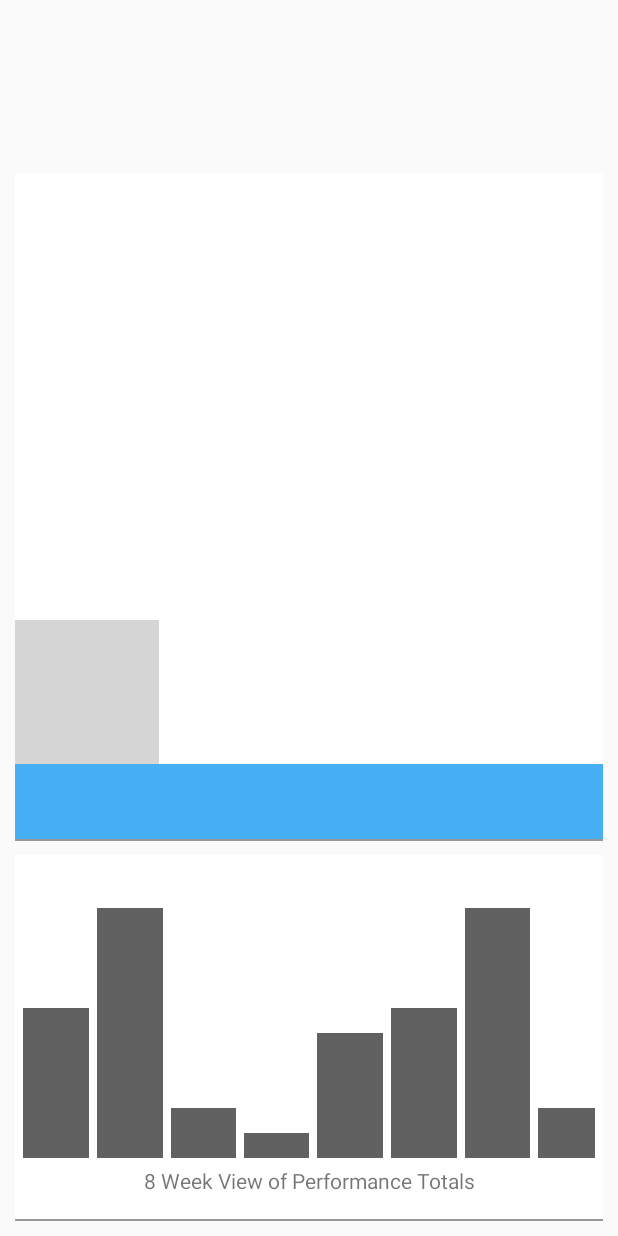
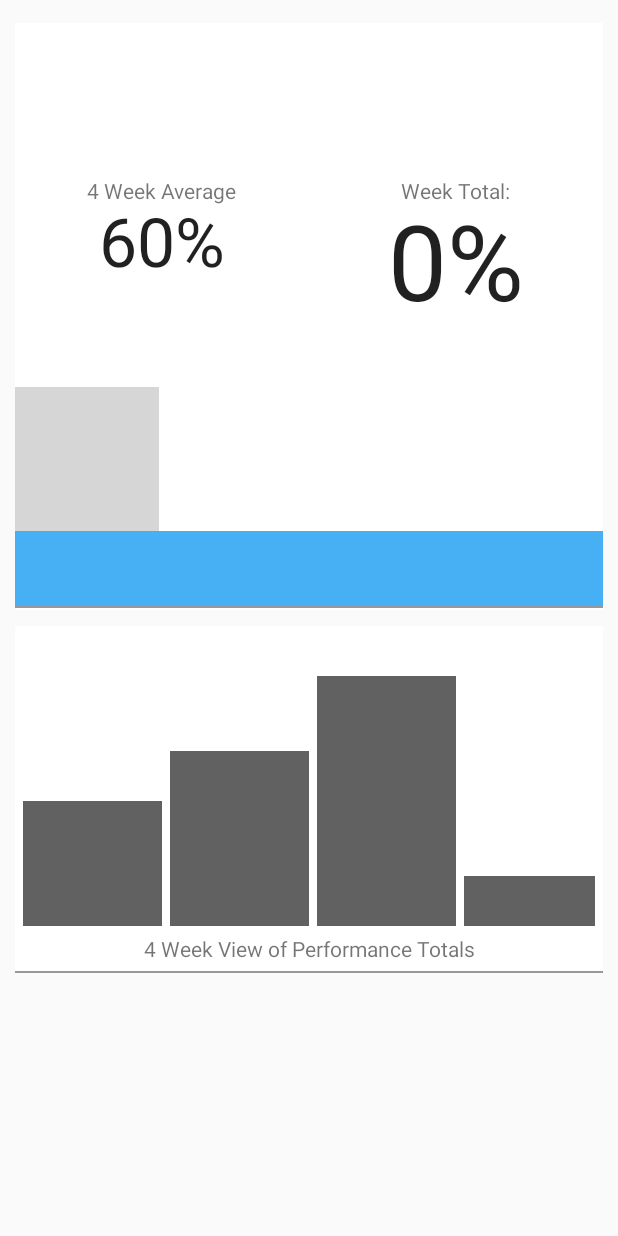
Before and after one commit to jd90/AndroidApp, an Android app: the fragment Fragment3 shown on its own in the app's theme, after a tap on an icon or button, on a phone screen of 412 x 824 dp. Run offline under Robolectric (Android 15) with nearby library versions, the phone set to English and light mode, and no system bars; libraries missing offline, so code that uses them is left out: com.parse; grey boxes are pictures that could not be loaded.

Commit message:
02/03/2016

```diff
--- a/ParseStarterProject/src/main/java/com/parse/starter/CustomArrayAdapter2.java
+++ b/ParseStarterProject/src/main/java/com/parse/starter/CustomArrayAdapter2.java
@@ -1,6 +1,8 @@
 package com.parse.starter;
 
 import android.content.Context;
+import android.graphics.Color;
+import android.graphics.PorterDuff;
 import android.view.LayoutInflater;
 import android.view.View;
 import android.view.ViewGroup;
@@ -153,6 +155,7 @@ public class CustomArrayAdapter2 extends ArrayAdapter<Goal> implements View.OnCl
             holder.b6.setImageResource(R.drawable.s1);}
         else{holder.b6.setImageResource(R.drawable.s2);}
 
+        holder.percentageBar.getProgressDrawable().setColorFilter(Color.parseColor("#47aff3"), PorterDuff.Mode.MULTIPLY);
         return convertView;
     }
 
--- a/ParseStarterProject/src/main/java/com/parse/starter/Fragment3.java
+++ b/ParseStarterProject/src/main/java/com/parse/starter/Fragment3.java
@@ -47,7 +47,7 @@ public class Fragment3 extends Fragment implements View.OnClickListener, View.On
         ArrayList<Integer> g = ProfileMainActivity.goalStore.pastTotals;
             for(int i=0; i<4; i++){
 
-                int height = (int) (g.get(i)*2.5);
+                int height = (int) (g.get(i)*2);
                 Log.i("heightbargraph", ""+g.get(i) * 2);
                 LinearLayout l;
                 switch(i){
@@ -117,7 +117,7 @@ public class Fragment3 extends Fragment implements View.OnClickListener, View.On
         bgTitle.setOnClickListener(this);
         sharkFin = (LinearLayout) view.findViewById(R.id.sharkFin);
         sharkFin.setMinimumHeight(60);
-
+        sharkFin.setTag("sharkSwim");
         sharkFin.setOnClickListener(this);
 
         LinearLayout graphContainer = (LinearLayout) view.findViewById(R.id.bargraphcontainer);
@@ -134,31 +134,30 @@ public class Fragment3 extends Fragment implements View.OnClickListener, View.On
 
 
 
-        if( v instanceof LinearLayout || v instanceof TextView){
-
-            LinearLayout l = (LinearLayout) view.findViewById(R.id.rect);
-            if(l.getVisibility() == View.GONE){
-                l.setVisibility(View.VISIBLE);
-                TextView bgTitle = (TextView) view.findViewById(R.id.bargraphtitle);
-                bgTitle.setText("8 Week View of Performance Totals");
-
-            }else {
-                l.setVisibility(View.GONE);
-                TextView bgTitle = (TextView) view.findViewById(R.id.bargraphtitle);
-                bgTitle.setText("4 Week View of Performance Totals");
-            }
-        }
-
-        else {
-
-
+if(v.getTag() == "sharkSwim") {
     //must set translationX()to the value of goalstore2.getTotalPercentages() * 5
     //also set the totalPercent text to this number
 
-            double percent = ProfileMainActivity.goalStore.getTotalPercentage();
 
     ImageView sharkFinPic = (ImageView) view.findViewById(R.id.sharkFinPic);
-            double x = percent * 5;
+    sharkFinPic.setTranslationX(0);
+    TextView totalPercentAve = (TextView) view.findViewById(R.id.totalPercentAve);
+    totalPercentAve.setText("");
+
+    TextView weektotalAveTitle = (TextView) view.findViewById(R.id.weektotalAveTitle);
+    weektotalAveTitle.setText("");
+
+    TextView totalPercent = (TextView) view.findViewById(R.id.totalPercent);
+    totalPercent.setText("");
+
+    TextView weektotalTitle = (TextView) view.findViewById(R.id.weektotalTitle);
+    weektotalTitle.setText("");
+
+    double percent = ProfileMainActivity.goalStore.getTotalPercentage();
+    if(percent>100){
+        percent = 100;
+    }
+    double x = percent * 4.73;
     per = Float.parseFloat("" + x);
     // sharkFinPic.setImageResource(R.drawable.shark_fin_pic_moving);
     sharkFinPic.animate().translationX(per).setDuration(600);
@@ -169,13 +168,47 @@ public class Fragment3 extends Fragment implements View.OnClickListener, View.On
         @Override
         public void run() {
             TextView totalPercent = (TextView) view.findViewById(R.id.totalPercent);
+            TextView weektotalTitle = (TextView) view.findViewById(R.id.weektotalTitle);
             //totalPercent.setText(per+"%");
-                    totalPercent.setText("" + (int) ProfileMainActivity.goalStore.getTotalPercentage() + "%");
+            int total = (int) ProfileMainActivity.goalStore.getTotalPercentage();
+            if(total>100){
+                total = 100;
+            }
+            totalPercent.setText(total+"%");
+            weektotalTitle.setText("Week Total:");
+            TextView totalPercentAve = (TextView) view.findViewById(R.id.totalPercentAve);
+            int aveTotal=0;
+            for(int i=7; i>=4; i-- ){
+
+                aveTotal += ProfileMainActivity.goalStore.pastTotals.get(i);
+            }
+
+            totalPercentAve.setText(aveTotal/4+"%");
+
+            TextView weektotalAveTitle = (TextView) view.findViewById(R.id.weektotalAveTitle);
+            weektotalAveTitle.setText("4 Week Average");
             //starts after 600
             //ImageView sharkFinPic = (ImageView) view.findViewById(R.id.sharkFinPic);
             //sharkFinPic.setImageResource(R.drawable.shark_fin_pic);
         }
     }, 600);
+
+}
+        else {//if( v instanceof LinearLayout || v instanceof TextView){
+
+            LinearLayout l = (LinearLayout) view.findViewById(R.id.rect);
+    if (l.getVisibility() == View.GONE){
+                l.setVisibility(View.VISIBLE);
+                TextView bgTitle = (TextView) view.findViewById(R.id.bargraphtitle);
+                bgTitle.setText("8 Week View of Performance Totals");
+
+            }else {
+                l.setVisibility(View.GONE);
+                TextView bgTitle = (TextView) view.findViewById(R.id.bargraphtitle);
+                bgTitle.setText("4 Week View of Performance Totals");
+            }
+        //}
+
 
         }
     }
--- a/ParseStarterProject/src/main/java/com/parse/starter/GoalStore1.java
+++ b/ParseStarterProject/src/main/java/com/parse/starter/GoalStore1.java
@@ -43,7 +43,7 @@ public class GoalStore1 {
         pastTotals.add(20);
         pastTotals.add(10);
         pastTotals.add(50);
-        pastTotals.add(60);
+        pastTotals.add(70);
         pastTotals.add(100);
         pastTotals.add(20);
     }
--- a/ParseStarterProject/src/main/res/layout/goal_list_item.xml
+++ b/ParseStarterProject/src/main/res/layout/goal_list_item.xml
@@ -141,7 +141,6 @@
         android:layout_height="wrap_content"
         android:id="@+id/progressBar1"
         android:layout_below="@+id/buttonsLayout"
-
         android:focusable="false"
         />
 </RelativeLayout>
--- a/ParseStarterProject/src/main/res/layout/goals_layout.xml
+++ b/ParseStarterProject/src/main/res/layout/goals_layout.xml
@@ -4,8 +4,7 @@
         android:orientation="vertical"
         android:layout_width="match_parent"
         android:layout_height="match_parent"
-        tools:context=".MainActivity"
-        >
+        tools:context=".MainActivity">
 
         <ListView xmlns:android="http://schemas.android.com/apk/res/android"
             android:id="@+id/listview"
--- a/ParseStarterProject/src/main/res/layout/statistics_fragment.xml
+++ b/ParseStarterProject/src/main/res/layout/statistics_fragment.xml
@@ -11,39 +11,84 @@
     android:layout_height="match_parent"
     android:orientation="vertical"
     android:gravity="bottom"
-    android:weightSum="10"
+    android:weightSum="2"
     android:layout_marginLeft="10dp"
     android:layout_marginRight="10dp"
     android:layout_marginTop="10dp"
     android:layout_marginBottom="10dp">
 <LinearLayout
     android:layout_width="match_parent"
-    android:layout_height="wrap_content"
+    android:layout_height="match_parent"
     android:id="@+id/sharkFin"
-    android:layout_weight="6"
     android:background="#ffffffff"
     android:orientation="vertical"
     android:gravity="bottom"
-    android:weightSum="1">
+    android:weightSum="1"
+    android:layout_weight="1"
+    android:layout_marginTop="5dp"
+    android:layout_marginBottom="5dp">
+    <LinearLayout
+        android:layout_width="match_parent"
+        android:layout_height="wrap_content"
+        android:orientation="horizontal"
+        android:weightSum="2"
+        android:layout_marginBottom="10dp">
+    <LinearLayout
+        android:layout_width="match_parent"
+        android:layout_height="wrap_content"
+        android:orientation="vertical"
+        android:gravity="center"
+        android:layout_weight="1"
+        android:layout_marginBottom="30dp">
+        <TextView
+            android:layout_width="wrap_content"
+            android:layout_height="wrap_content"
+            android:id="@+id/weektotalAveTitle"
+            android:includeFontPadding="false"/>
+        <TextView
+            android:includeFontPadding="false"
+            android:layout_width="wrap_content"
+            android:layout_height="wrap_content"
+            android:textAppearance="?android:attr/textAppearanceLarge"
+            android:text=""
+            android:id="@+id/totalPercentAve"
+            android:layout_gravity="center"
+            android:textSize="45dp"
 
+            android:layout_weight="0.80" />
+    </LinearLayout>
+    <LinearLayout
+        android:layout_width="match_parent"
+        android:layout_height="wrap_content"
+        android:orientation="vertical"
+        android:layout_weight="1"
+        android:gravity="center"
+        android:layout_marginBottom="30dp">
     <TextView
-        android:layout_width="178dp"
-        android:layout_height="119dp"
+        android:layout_width="wrap_content"
+        android:layout_height="wrap_content"
+        android:id="@+id/weektotalTitle"
+        android:includeFontPadding="false"/>
+    <TextView
+        android:includeFontPadding="false"
+        android:layout_width="wrap_content"
+        android:layout_height="wrap_content"
         android:textAppearance="?android:attr/textAppearanceLarge"
         android:text=""
         android:id="@+id/totalPercent"
-        android:layout_gravity="right"
+        android:layout_gravity="center"
         android:textSize="70dp"
-        android:textAlignment="textEnd"
+
         android:layout_weight="0.80" />
-
+</LinearLayout>
+    </LinearLayout>
     <ImageView
         android:layout_width="wrap_content"
         android:layout_height="wrap_content"
         android:src="@drawable/shark_fin_pic"
         android:id="@+id/sharkFinPic"/>
 
-</LinearLayout>
+
     <LinearLayout
         android:layout_width="match_parent"
         android:layout_height="wrap_content"
@@ -56,25 +101,36 @@
         android:layout_width="match_parent"
         android:layout_height="1dp"
         android:background="#ff989898"
-        android:layout_marginBottom="9dp">
+        android:layout_marginBottom="1dp">
 
-    </LinearLayout>
+    </LinearLayout></LinearLayout>
+
     <LinearLayout
         android:layout_width="match_parent"
-        android:layout_height="202dp"
+        android:layout_height="match_parent"
+        android:orientation="vertical"
+        android:layout_weight="1"
+        android:layout_marginTop="5dp"
+        android:weightSum="10">
+
+    <LinearLayout
+        android:layout_width="match_parent"
+        android:layout_height="200dp"
         android:id="@+id/bargraphcontainer"
-        android:orientation="horizontal">
+        android:orientation="horizontal"
+        android:weightSum="6">
+
 
 <LinearLayout
     android:orientation="horizontal"
     android:layout_width="match_parent"
-    android:layout_height="202dp"
+    android:layout_height="match_parent"
     android:id="@+id/rect"
     android:visibility="gone"
     android:background="#ffffffff"
     android:gravity="bottom"
-    android:layout_weight="3.5"
-    android:weightSum="4">
+    android:weightSum="4"
+    android:layout_weight="3">
     <LinearLayout
         android:layout_width="match_parent"
         android:layout_weight="1"
@@ -82,7 +138,10 @@
         android:orientation="vertical"
         android:layout_marginLeft="5dp"
         android:background="#ff616161"
-        android:id="@+id/bar1"/>
+        android:id="@+id/bar1"
+        android:minHeight="100dp"
+        android:longClickable="false"
+        android:measureWithLargestChild="true" />
     <LinearLayout
     android:layout_width="match_parent"
         android:layout_weight="1"
@@ -111,12 +170,13 @@
     <LinearLayout
         android:orientation="horizontal"
         android:layout_width="match_parent"
-        android:layout_height="202dp"
+        android:layout_height="match_parent"
         android:id="@+id/rect2"
         android:background="#ffffffff"
         android:gravity="bottom"
-        android:layout_weight="3.5"
-        android:weightSum="4">
+        android:weightSum="4"
+        android:layout_gravity="left"
+        android:layout_weight="3">
     <LinearLayout
     android:layout_width="match_parent"
         android:layout_weight="1"
@@ -152,22 +212,29 @@
     android:id="@+id/bar8"/>
 </LinearLayout>
 
+
     </LinearLayout>
+        <LinearLayout
+        android:layout_width="match_parent"
+        android:layout_height="31dp"
+        android:orientation="vertical"
+            android:layout_gravity="center_horizontal"
+            android:weightSum="4">
         <TextView
             android:layout_width="match_parent"
-        android:layout_height="wrap_content"
-        android:layout_weight="0.5"
-        android:paddingBottom="1dp"
+            android:layout_height="30dp"
+            android:paddingBottom="5dp"
             android:text="4 Week View of Performance Totals"
             android:paddingTop="5dp"
             android:id="@+id/bargraphtitle"
             android:background="#ffffffff"
-        android:gravity="center_horizontal" />
+            android:singleLine="true"
+            android:gravity="center"
+            android:layout_gravity="top|bottom|right" />
         <LinearLayout
             android:layout_width="match_parent"
             android:layout_height="1dp"
-        android:background="#ff989898">
+            android:background="#FF989898">
 
+        </LinearLayout></LinearLayout></LinearLayout> </LinearLayout>
 </LinearLayout>
-</LinearLayout>
-</LinearLayout>
```
Also changed, not shown: 22 other files. Lines whose indentation alone changed are shown as unchanged.
